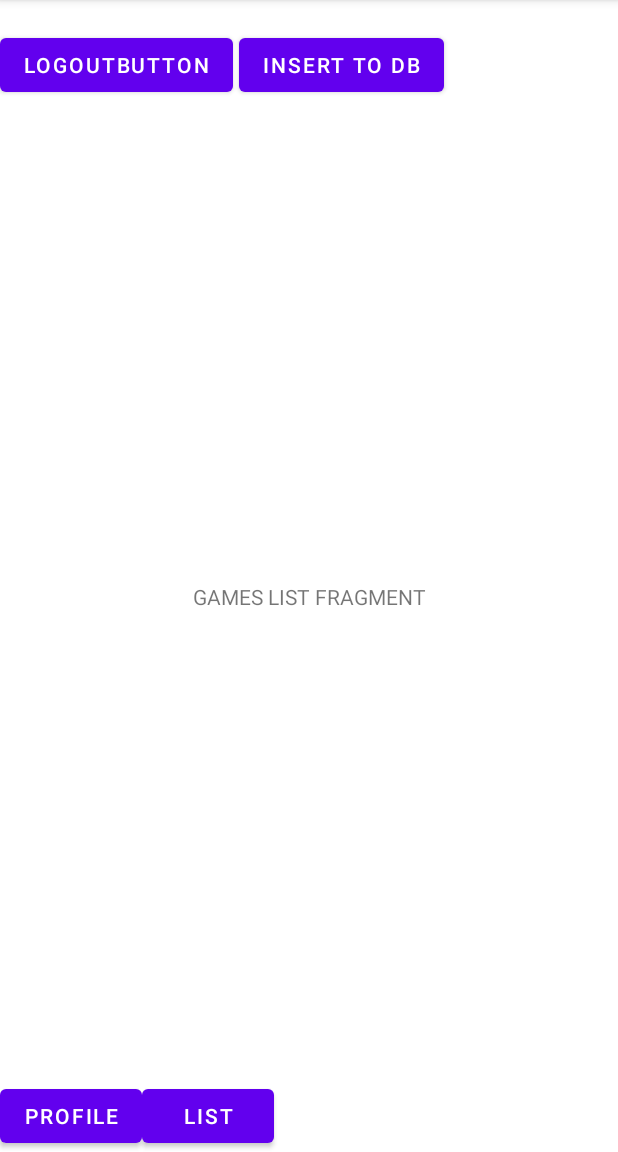
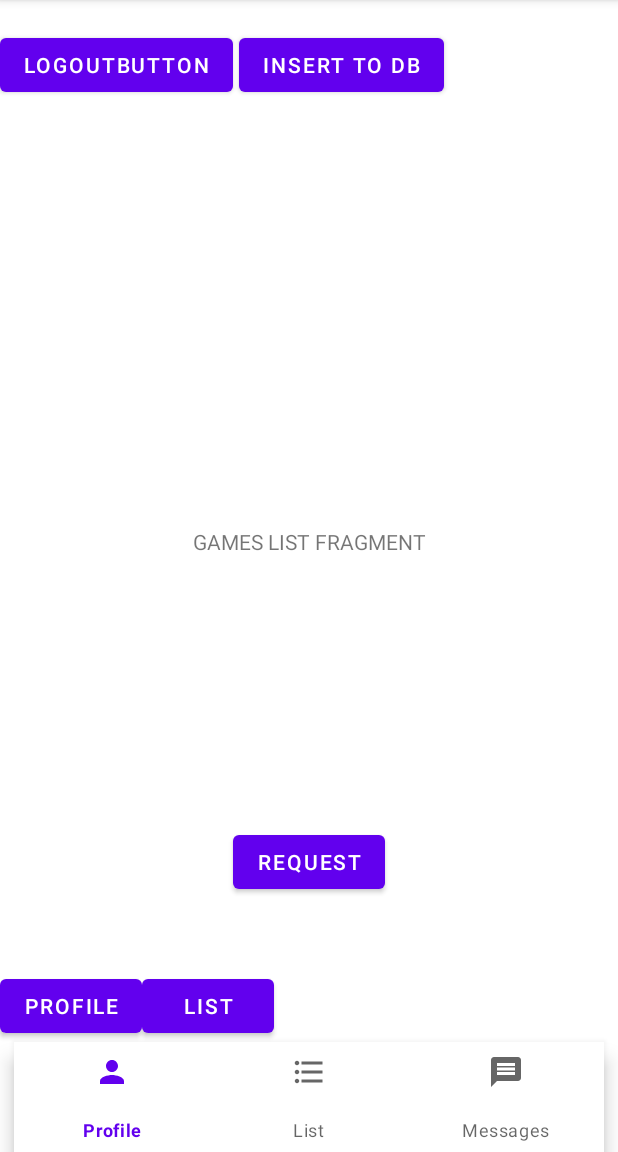
Before and after one commit to MuskoM/MeetAndPlay, an Android app: the fragment GamesListFragment placed in its activity, on a phone screen of 412 x 824 dp, the part 84-1236 px from its top. Run offline under Robolectric (Android 15) with nearby library versions, the light colour scheme and no system bars; our stand-ins replace Firebase (no records; nobody signed in at launch, a user with empty details on screens opened directly), Volley; pictures from the network do not load.

Commit message:
GameboardAtlasAPI and navigation in progress

```diff
--- a/app/build.gradle
+++ b/app/build.gradle
@@ -37,6 +37,7 @@ realm {
 
 dependencies {
     implementation 'com.github.bumptech.glide:glide:4.11.0'
+    implementation 'com.android.volley:volley:1.1.1'
     annotationProcessor 'com.github.bumptech.glide:compiler:4.11.0'
     implementation "androidx.fragment:fragment:1.2.5"
     implementation 'org.mongodb:mongodb-driver-sync:4.1.1'
--- a/app/src/main/AndroidManifest.xml
+++ b/app/src/main/AndroidManifest.xml
@@ -1,6 +1,7 @@
 <?xml version="1.0" encoding="utf-8"?>
 <manifest xmlns:android="http://schemas.android.com/apk/res/android"
     package="com.nvi0.pb.meetandplay">
+    <uses-permission android:name="android.permission.INTERNET"/>
 
     <application
         android:allowBackup="true"
--- a/app/src/main/java/com/nvi0/pb/meetandplay/Fragments/GamesListFragment.java
+++ b/app/src/main/java/com/nvi0/pb/meetandplay/Fragments/GamesListFragment.java
@@ -2,59 +2,69 @@ package com.nvi0.pb.meetandplay.Fragments;
 
 import android.os.Bundle;
 
+import androidx.annotation.NonNull;
+import androidx.annotation.Nullable;
 import androidx.fragment.app.Fragment;
 
+import android.util.Log;
 import android.view.LayoutInflater;
 import android.view.View;
 import android.view.ViewGroup;
+import android.widget.Button;
+import android.widget.TextView;
+import android.widget.Toast;
 
+import com.android.volley.Request;
+import com.android.volley.toolbox.JsonObjectRequest;
 import com.nvi0.pb.meetandplay.R;
+import com.nvi0.pb.meetandplay.Utils.BoardGamesAtlas;
+import com.nvi0.pb.meetandplay.Utils.RequestsQueueSingleton;
 
-/**
- * A simple {@link Fragment} subclass.
- * Use the {@link GamesListFragment#newInstance} factory method to
- * create an instance of this fragment.
- */
+import org.json.JSONArray;
+import org.json.JSONException;
+
+
 public class GamesListFragment extends Fragment {
 
-    // TODO: Rename parameter arguments, choose names that match
-    // the fragment initialization parameters, e.g. ARG_ITEM_NUMBER
-    private static final String ARG_PARAM1 = "param1";
-    private static final String ARG_PARAM2 = "param2";
-
-    // TODO: Rename and change types of parameters
-    private String mParam1;
-    private String mParam2;
+    Button requestBtn;
+    BoardGamesAtlas boardGamesAtlas;
+    TextView gamesList;
 
     public GamesListFragment() {
         // Required empty public constructor
     }
 
-    /**
-     * Use this factory method to create a new instance of
-     * this fragment using the provided parameters.
-     *
-     * @param param1 Parameter 1.
-     * @param param2 Parameter 2.
-     * @return A new instance of fragment GamesListFragment.
-     */
-    // TODO: Rename and change types and number of parameters
-    public static GamesListFragment newInstance(String param1, String param2) {
-        GamesListFragment fragment = new GamesListFragment();
-        Bundle args = new Bundle();
-        args.putString(ARG_PARAM1, param1);
-        args.putString(ARG_PARAM2, param2);
-        fragment.setArguments(args);
-        return fragment;
-    }
-
     @Override
     public void onCreate(Bundle savedInstanceState) {
         super.onCreate(savedInstanceState);
-        if (getArguments() != null) {
-            mParam1 = getArguments().getString(ARG_PARAM1);
-            mParam2 = getArguments().getString(ARG_PARAM2);
-        }
+
+    }
+
+
+    @Override
+    public void onViewCreated(@NonNull View view, @Nullable Bundle savedInstanceState) {
+        super.onViewCreated(view, savedInstanceState);
+        requestBtn = view.findViewById(R.id.request_button);
+        gamesList = view.findViewById(R.id.gameList_label);
+
+        requestBtn.setOnClickListener(new View.OnClickListener() {
+            @Override
+            public void onClick(View v) {
+                boardGamesAtlas = new BoardGamesAtlas(getContext());
+                JSONArray games = boardGamesAtlas.getBoardGamesWithImage("Uno", new BoardGamesAtlas.VolleyResponseListener() {
+                    @Override
+                    public void onError(String message) {
+                        Toast.makeText(getContext(),message,Toast.LENGTH_LONG).show();
+                    }
+
+                    @Override
+                    public void onResponse(JSONArray games) {
+                        gamesList.setText(games.toString());
+                    }
+                });
+            }
+        });
+
     }
 
     @Override
@@ -63,4 +73,7 @@ public class GamesListFragment extends Fragment {
         // Inflate the layout for this fragment
         return inflater.inflate(R.layout.fragment_games_list, container, false);
     }
+
+
+
 }
--- a/app/src/main/java/com/nvi0/pb/meetandplay/MainActivity.java
+++ b/app/src/main/java/com/nvi0/pb/meetandplay/MainActivity.java
@@ -6,12 +6,13 @@ import androidx.appcompat.app.AppCompatActivity;
 import android.content.Intent;
 import android.content.SharedPreferences;
 import android.os.Bundle;
-import android.preference.PreferenceManager;
 import android.util.Log;
 import android.view.View;
 import android.widget.Button;
 import android.widget.TextView;
 
+import com.android.volley.RequestQueue;
+import com.android.volley.toolbox.Volley;
 import com.google.firebase.auth.FirebaseAuth;
 import com.google.firebase.database.DataSnapshot;
 import com.google.firebase.database.DatabaseError;
@@ -21,21 +22,20 @@ import com.google.firebase.database.ValueEventListener;
 import com.nvi0.pb.meetandplay.Fragments.GamesListFragment;
 import com.nvi0.pb.meetandplay.Fragments.UserProfileFragment;
 
-import java.util.concurrent.ExecutorService;
-import java.util.concurrent.Executors;
-
 
 public class MainActivity extends AppCompatActivity {
 
     FirebaseAuth myAuth;
+    SharedPreferences mPrefs;
+    DatabaseReference messagesDbReference = FirebaseDatabase.getInstance().getReference("message");
+    RequestQueue requestQueue;
+
     Button logout_btn;
     Button insert_btn;
     Button userProfileBtn;
     Button gameListBtn;
     TextView txt_view;
-    SharedPreferences mPrefs;
-    DatabaseReference messagesDbReference = FirebaseDatabase.getInstance().getReference("message");
-    ExecutorService executorService = Executors.newFixedThreadPool(4);
+
 
     @Override
     protected void onCreate(Bundle savedInstanceState) {
@@ -54,7 +54,13 @@ public class MainActivity extends AppCompatActivity {
         }
 
         setContentView(R.layout.activity_main);
+
+        //Utils
         myAuth = FirebaseAuth.getInstance();
+        requestQueue = Volley.newRequestQueue(this);
+
+
+        //Layout btns
         logout_btn = findViewById(R.id.logout_btn);
         insert_btn = findViewById(R.id.insert_to_db);
         txt_view = findViewById(R.id.text_text);
@@ -112,13 +118,11 @@ public class MainActivity extends AppCompatActivity {
                 getSupportFragmentManager().beginTransaction()
                         .setReorderingAllowed(true)
                         .setCustomAnimations(R.anim.fragment_fade_enter,R.anim.fragment_fade_exit)
-                        .replace(R.id.fragment_container_view, GamesListFragment.class, null)
+                        .replace(R.id.fragment_container_view, GamesListFragment.class,userDataBundle)
                         .commit();
             }
         });
 
-
     }
 
-
 }
--- /dev/null
+++ b/app/src/main/res/drawable/ic_baseline_format_list.xml
@@ -0,0 +1,10 @@
+<vector xmlns:android="http://schemas.android.com/apk/res/android"
+    android:width="24dp"
+    android:height="24dp"
+    android:viewportWidth="24"
+    android:viewportHeight="24"
+    android:tint="?attr/colorControlNormal">
+  <path
+      android:fillColor="@android:color/white"
+      android:pathData="M4,10.5c-0.83,0 -1.5,0.67 -1.5,1.5s0.67,1.5 1.5,1.5 1.5,-0.67 1.5,-1.5 -0.67,-1.5 -1.5,-1.5zM4,4.5c-0.83,0 -1.5,0.67 -1.5,1.5S3.17,7.5 4,7.5 5.5,6.83 5.5,6 4.83,4.5 4,4.5zM4,16.5c-0.83,0 -1.5,0.68 -1.5,1.5s0.68,1.5 1.5,1.5 1.5,-0.68 1.5,-1.5 -0.67,-1.5 -1.5,-1.5zM7,19h14v-2L7,17v2zM7,13h14v-2L7,11v2zM7,5v2h14L21,5L7,5z"/>
+</vector>
--- /dev/null
+++ b/app/src/main/res/drawable/ic_baseline_message.xml
@@ -0,0 +1,10 @@
+<vector xmlns:android="http://schemas.android.com/apk/res/android"
+    android:width="24dp"
+    android:height="24dp"
+    android:viewportWidth="24"
+    android:viewportHeight="24"
+    android:tint="?attr/colorControlNormal">
+  <path
+      android:fillColor="@android:color/white"
+      android:pathData="M20,2L4,2c-1.1,0 -1.99,0.9 -1.99,2L2,22l4,-4h14c1.1,0 2,-0.9 2,-2L22,4c0,-1.1 -0.9,-2 -2,-2zM18,14L6,14v-2h12v2zM18,11L6,11L6,9h12v2zM18,8L6,8L6,6h12v2z"/>
+</vector>
--- /dev/null
+++ b/app/src/main/res/drawable/ic_baseline_person.xml
@@ -0,0 +1,10 @@
+<vector xmlns:android="http://schemas.android.com/apk/res/android"
+    android:width="24dp"
+    android:height="24dp"
+    android:viewportWidth="24"
+    android:viewportHeight="24"
+    android:tint="?attr/colorControlNormal">
+  <path
+      android:fillColor="@android:color/white"
+      android:pathData="M12,12c2.21,0 4,-1.79 4,-4s-1.79,-4 -4,-4 -4,1.79 -4,4 1.79,4 4,4zM12,14c-2.67,0 -8,1.34 -8,4v2h16v-2c0,-2.66 -5.33,-4 -8,-4z"/>
+</vector>
--- a/app/src/main/res/layout/activity_main.xml
+++ b/app/src/main/res/layout/activity_main.xml
@@ -30,6 +30,8 @@
         android:layout_marginStart="4dp"
         android:text="Insert To DB"
         app:layout_constraintBottom_toTopOf="@+id/fragment_container_view"
+        app:layout_constraintEnd_toStartOf="@+id/request_button"
+        app:layout_constraintHorizontal_bias="0.0"
         app:layout_constraintStart_toEndOf="@+id/logout_btn"
         app:layout_constraintTop_toTopOf="parent"
         app:layout_constraintVertical_bias="1.0"
@@ -42,14 +44,16 @@
         app:layout_constraintBottom_toTopOf="@+id/user_profile_btn"
         app:layout_constraintEnd_toEndOf="parent"
         app:layout_constraintStart_toStartOf="parent"
-        app:layout_constraintTop_toBottomOf="@+id/logout_btn" />
+        app:layout_constraintTop_toBottomOf="@+id/logout_btn" >
+
+    </androidx.fragment.app.FragmentContainerView>
 
     <Button
         android:id="@+id/user_profile_btn"
         android:layout_width="wrap_content"
         android:layout_height="wrap_content"
         android:text="Profile"
-        app:layout_constraintBottom_toBottomOf="parent"
+        app:layout_constraintBottom_toTopOf="@+id/bottomNavigationView"
         app:layout_constraintStart_toStartOf="parent" />
 
     <Button
@@ -57,8 +61,17 @@
         android:layout_width="wrap_content"
         android:layout_height="wrap_content"
         android:text="List"
+        app:layout_constraintBottom_toTopOf="@+id/bottomNavigationView"
+        app:layout_constraintStart_toEndOf="@+id/user_profile_btn" />
+
+    <com.google.android.material.bottomnavigation.BottomNavigationView
+        android:id="@+id/bottomNavigationView"
+        android:layout_width="393dp"
+        android:layout_height="73dp"
+        app:menu="@menu/bottom_menu"
         app:layout_constraintBottom_toBottomOf="parent"
-        app:layout_constraintStart_toEndOf="@+id/user_profile_btn" />
+        app:layout_constraintEnd_toEndOf="parent"
+        app:layout_constraintStart_toStartOf="parent" />
 
 
 </androidx.constraintlayout.widget.ConstraintLayout>
--- a/app/src/main/res/layout/fragment_games_list.xml
+++ b/app/src/main/res/layout/fragment_games_list.xml
@@ -16,4 +16,16 @@
         app:layout_constraintEnd_toEndOf="parent"
         app:layout_constraintStart_toStartOf="parent"
         app:layout_constraintTop_toTopOf="parent" />
+
+    <Button
+        android:id="@+id/request_button"
+        android:layout_width="wrap_content"
+        android:layout_height="wrap_content"
+        android:layout_marginTop="132dp"
+        android:text="Request"
+        app:layout_constraintBottom_toBottomOf="parent"
+        app:layout_constraintEnd_toEndOf="parent"
+        app:layout_constraintStart_toStartOf="parent"
+        app:layout_constraintTop_toBottomOf="@+id/gameList_label" />
+
 </androidx.constraintlayout.widget.ConstraintLayout>
--- /dev/null
+++ b/app/src/main/res/menu/bottom_menu.xml
@@ -0,0 +1,9 @@
+<?xml version="1.0" encoding="utf-8"?>
+<menu xmlns:android="http://schemas.android.com/apk/res/android">
+<item android:title="@string/bottom_menu_Profile_label"
+    android:icon="@drawable/ic_baseline_person"/>
+<item android:title="@string/bottom_menu_list_label"
+    android:icon="@drawable/ic_baseline_format_list"/>
+<item android:title="@string/bottom_menu_messagging_label"
+    android:icon="@drawable/ic_baseline_message"/>
+</menu>
--- a/app/src/main/res/values/strings.xml
+++ b/app/src/main/res/values/strings.xml
@@ -11,4 +11,7 @@
     <string name="register_button_label">Register</string>
     <!-- TODO: Remove or change this placeholder text -->
     <string name="hello_blank_fragment">Hello blank fragment</string>
+    <string name="bottom_menu_Profile_label">Profile</string>
+    <string name="bottom_menu_list_label">List</string>
+    <string name="bottom_menu_messagging_label">Messages</string>
 </resources>
```
Also changed, not shown: app/src/main/java/com/nvi0/pb/meetandplay/Utils/BoardGamesAtlas.java (added, +67 -0 lines), app/src/main/java/com/nvi0/pb/meetandplay/Utils/RequestsQueueSingleton.java (added, +43 -0 lines).
